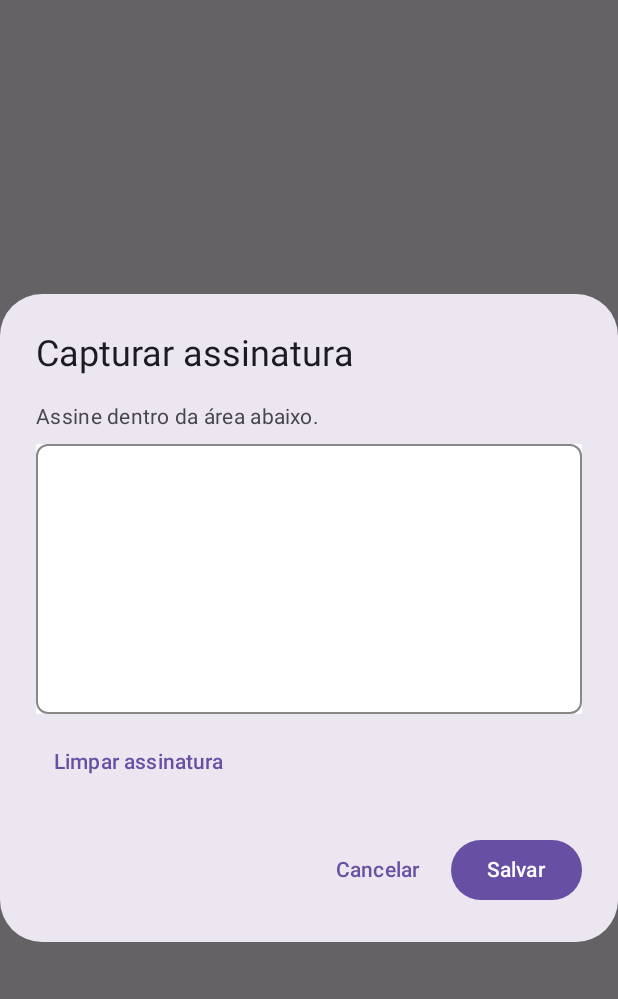
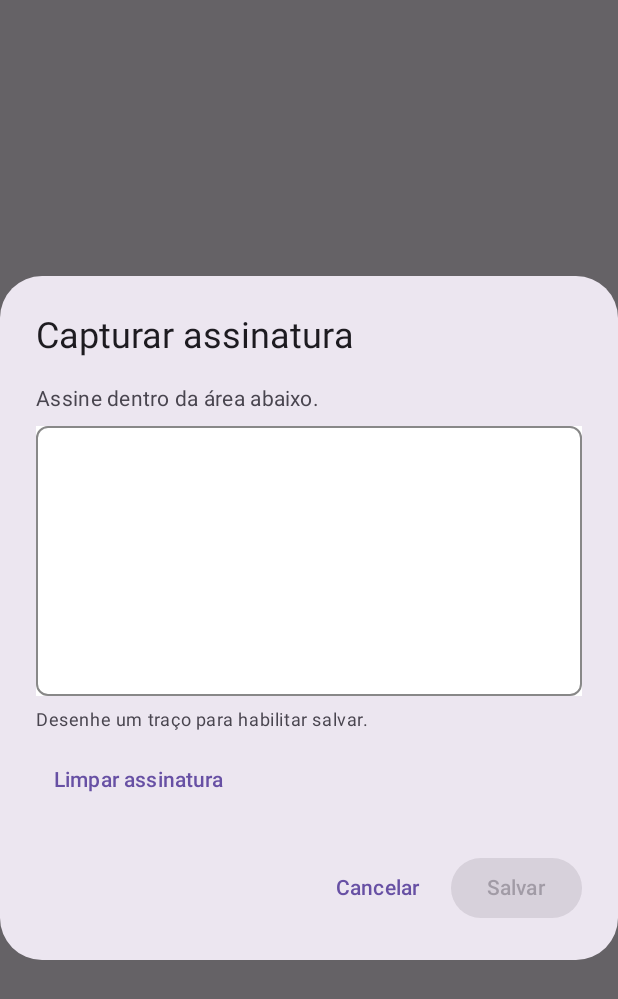
Before and after one commit to DanielLelisFernando/F-SSMA-0073-Registro-de-Inspecao-de-SSMA, an Android app built with Jetpack Compose: the composable SignaturePadDialog shown on its own in the app's theme, on a phone screen of 412 x 824 dp. Shown: the top 999 px of the screen. Run offline under Robolectric (Android 15) with nearby library versions, the phone set to English and light mode, and no system bars.

Commit message:
Prevent blank signature capture and update app version

```diff
--- a/app/src/main/java/br/com/ssma/inspecoes/MainActivity.kt
+++ b/app/src/main/java/br/com/ssma/inspecoes/MainActivity.kt
@@ -50,7 +50,7 @@ import java.security.MessageDigest
 import java.util.zip.ZipEntry
 import java.util.zip.ZipOutputStream
 
-private const val APP_VERSION = "2.2.21"
+private const val APP_VERSION = "2.2.22"
 private const val LOGO_ASSET = "salum_logo.jpg"
 data class Finding(val desc:String="",val severity:String="LEVE",val action:String="",val deadline:String="",val owner:String="",val photo:String="")
 data class Participant(val name:String="",val signature:String="")
@@ -411,6 +411,8 @@ private fun SignaturePadDialog(onDismiss:()->Unit,onSave:(String)->Unit){
  var strokes by remember{mutableStateOf(listOf<List<Offset>>())}
  var active by remember{mutableStateOf(listOf<Offset>())}
  var canvasSize by remember{mutableStateOf(IntSize.Zero)}
+ val signatureStrokes=if(active.isNotEmpty())strokes+listOf(active) else strokes
+ val canSaveSignature=signatureHasDrawableStroke(signatureStrokes)&&canvasSize.width>0&&canvasSize.height>0
  AlertDialog(
   onDismissRequest=onDismiss,
   title={Text("Capturar assinatura")},
@@ -428,24 +430,25 @@ private fun SignaturePadDialog(onDismiss:()->Unit,onSave:(String)->Unit){
        )
       }
     ){
-     (strokes+listOf(active)).forEach{pts->
+     signatureStrokes.forEach{pts->
       if(pts.size>1){
        val path=Path().apply{moveTo(pts.first().x,pts.first().y);pts.drop(1).forEach{lineTo(it.x,it.y)}}
        drawPath(path,Color.Black,style=Stroke(width=4.dp.toPx()))
       }
      }
     }
+    if(!canSaveSignature)Text("Desenhe um traço para habilitar salvar.",style=MaterialTheme.typography.bodySmall,color=MaterialTheme.colorScheme.onSurfaceVariant)
     TextButton(onClick={strokes=emptyList();active=emptyList()}){Text("Limpar assinatura")}
    }
   },
   confirmButton={
    Button(onClick={
-    if(strokes.isNotEmpty()&&canvasSize.width>0&&canvasSize.height>0){
+    if(canSaveSignature){
      val bmp=Bitmap.createBitmap(1000,400,Bitmap.Config.ARGB_8888)
      val c=android.graphics.Canvas(bmp);c.drawColor(android.graphics.Color.WHITE)
      val paint=android.graphics.Paint().apply{color=android.graphics.Color.BLACK;strokeWidth=8f;style=android.graphics.Paint.Style.STROKE;strokeCap=android.graphics.Paint.Cap.ROUND;strokeJoin=android.graphics.Paint.Join.ROUND;isAntiAlias=true}
      val sx=1000f/canvasSize.width;val sy=400f/canvasSize.height
-     (strokes+listOf(active)).forEach{pts->
+     signatureStrokes.forEach{pts->
       if(pts.size>1){
        val path=android.graphics.Path().apply{moveTo(pts.first().x*sx,pts.first().y*sy);pts.drop(1).forEach{lineTo(it.x*sx,it.y*sy)}}
        c.drawPath(path,paint)
@@ -455,8 +458,8 @@ private fun SignaturePadDialog(onDismiss:()->Unit,onSave:(String)->Unit){
      FileOutputStream(file).use{bmp.compress(Bitmap.CompressFormat.PNG,100,it)}
      bmp.recycle()
      onSave(Uri.fromFile(file).toString())
-    }else onDismiss()
-   }){Text("Salvar")}
+    }
+   },enabled=canSaveSignature){Text("Salvar")}
   },
   dismissButton={TextButton(onClick=onDismiss){Text("Cancelar")}}
  )
```
